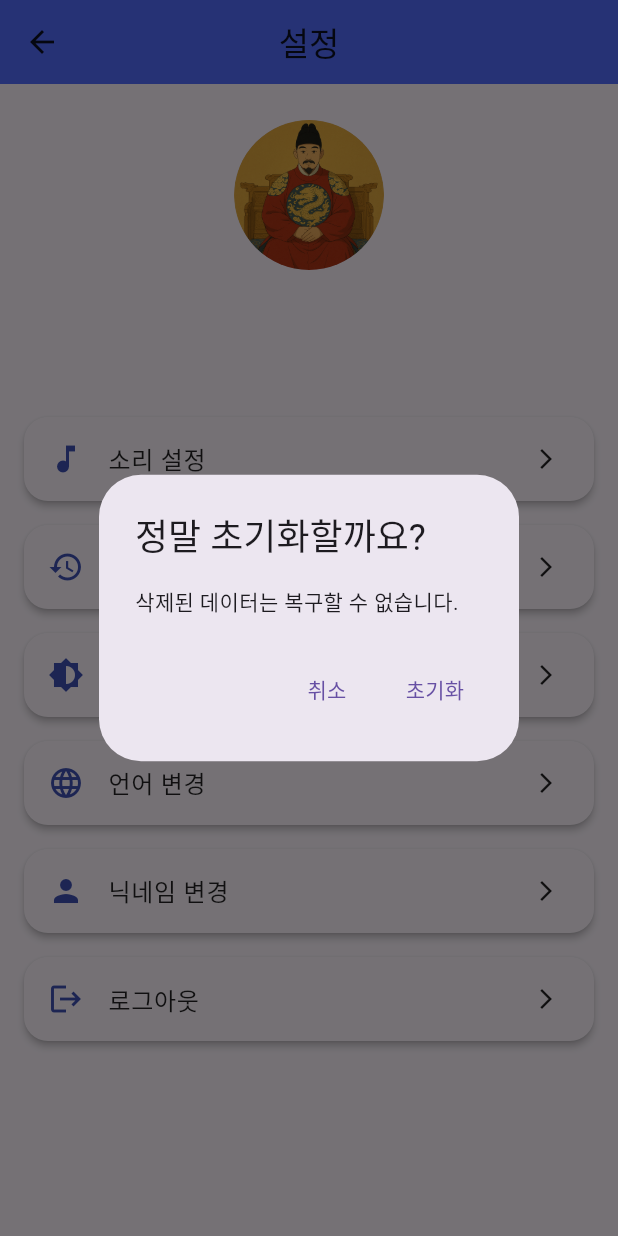
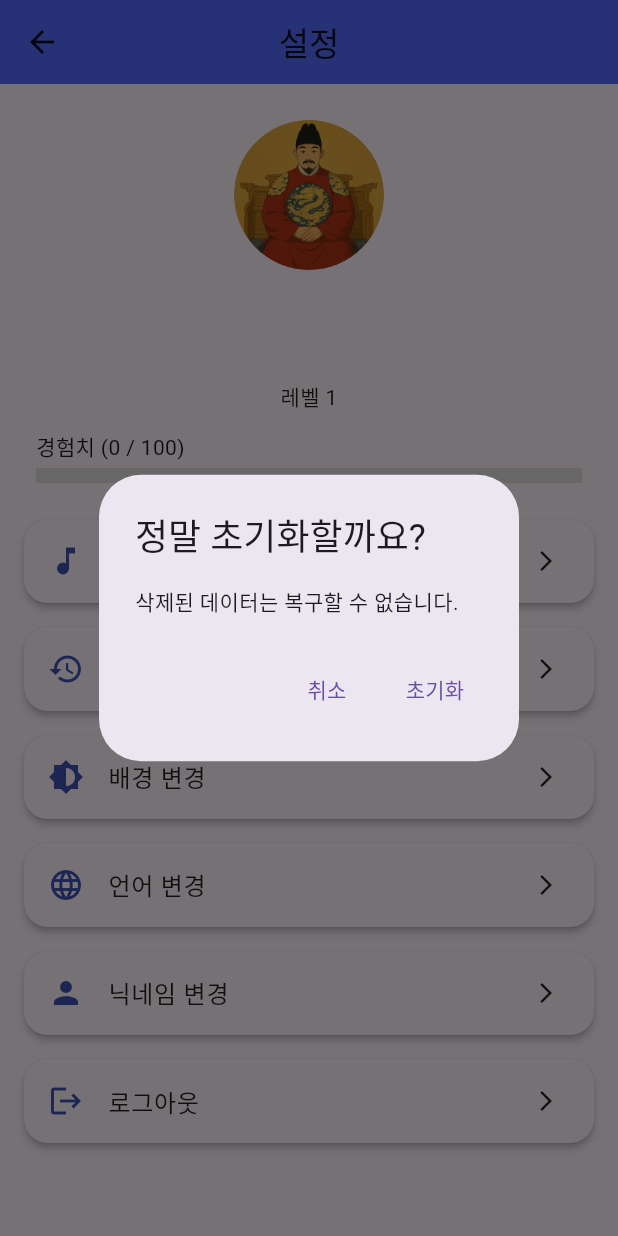
Before and after one commit to PLNumber/Eve, a Flutter app: the OptionPage screen opened directly, after a tap on "기록 초기화", on a phone screen of 412 x 824 dp. Run offline on Flutter 3.47's test engine with Material 3 defaults, Android fonts, the phone set to English and light mode, and no system bars; our stand-ins replace audioplayers, cloud_firestore, firebase_auth, firebase_core, flutter_dotenv, google_sign_in and 1 more; accounts and stored records are empty.

Commit message:
레벨 넣음

```diff
--- a/lib/services/quiz_service.dart
+++ b/lib/services/quiz_service.dart
@@ -71,13 +71,13 @@ class QuizService {
         final incorrectList = List<String>.from(userDoc.data()?['incorrectWords'] ?? []);
         final wasIncorrect = incorrectList.contains(question.answer);
 
-        // ✅ 항상 시도 횟수는 증가
         await _repository.incrementTotalSolved(uid);
 
-        // ✅ 오답을 낸 적 없는 경우에만 정답률 반영
         if (!wasIncorrect) {
           await _repository.incrementCorrectSolved(uid);
         }
+
+        await _repository.updateStatsOnCorrect(uid, question.answer, question.difficulty); // ✅ 난이도 전달
       }
       return AnswerResult(isCorrect: true);
     }
--- a/lib/views/pages/option_page.dart
+++ b/lib/views/pages/option_page.dart
@@ -1,5 +1,4 @@
-// lib/views/pages/option_page.dart
-
+// ✅ option_page.dart: 사용자 경험치 진행 바 + 레벨업 메시지 표시
 import 'package:flutter/material.dart';
 import 'package:firebase_auth/firebase_auth.dart';
 import 'package:cloud_firestore/cloud_firestore.dart';
@@ -17,6 +16,9 @@ class OptionPage extends StatefulWidget {
 class _OptionPageState extends State<OptionPage> {
   String _nickname = "";
   String _email = "";
+  int _level = 1;
+  int _exp = 0;
+  final int _maxExp = 100;
 
   @override
   void initState() {
@@ -29,11 +31,23 @@ class _OptionPageState extends State<OptionPage> {
     if (user == null) return;
 
     final doc = await FirebaseFirestore.instance.collection("users").doc(user.uid).get();
+    final data = doc.data() ?? {};
 
     setState(() {
-      _nickname = doc.data()?['nickname'] ?? "닉네임 없음";
+      _nickname = data['nickname'] ?? "닉네임 없음";
       _email = user.email ?? "이메일 없음";
+      _level = data['level'] ?? 1;
+      _exp = data['experience'] ?? 0;
     });
+
+    // ✅ 레벨업 안내
+    if (mounted && data['level'] != null && data['level'] > _level) {
+      WidgetsBinding.instance.addPostFrameCallback((_) {
+        ScaffoldMessenger.of(context).showSnackBar(
+          const SnackBar(content: Text("레벨업! 축하합니다.")),
+        );
+      });
+    }
   }
 
   @override
@@ -58,13 +72,14 @@ class _OptionPageState extends State<OptionPage> {
         children: [
           const SizedBox(height: 24),
           _buildProfileSection(textColor, subTextColor!),
-          const SizedBox(height: 24),
+          const SizedBox(height: 12),
+          _buildExpBar(),
+          const SizedBox(height: 16),
           Expanded(
             child: ListView(
               padding: const EdgeInsets.symmetric(horizontal: 16),
               children: [
                 _buildOptionCard(Icons.music_note, local.sound, () => SoundDialog.show(context), textColor),
-
                 _buildOptionCard(Icons.restore, local.reset_history, () async {
                   final confirm = await showDialog<bool>(
                     context: context,
@@ -83,9 +98,9 @@ class _OptionPageState extends State<OptionPage> {
                     ScaffoldMessenger.of(context).showSnackBar(
                       const SnackBar(content: Text('기록이 초기화되었습니다.')),
                     );
+                    _loadUserInfo(); // ✅ 초기화 후 정보 재로딩
                   }
                 }, textColor),
-
                 _buildOptionCard(Icons.brightness_6, local.change_background,
                         () => BackgroundDialog.show(context), textColor),
                 _buildOptionCard(Icons.language, local.change_language,
@@ -121,11 +136,29 @@ class _OptionPageState extends State<OptionPage> {
           style: TextStyle(fontSize: 20, fontWeight: FontWeight.bold, color: textColor),
         ),
         const SizedBox(height: 4),
-        Text(
-          _email,
-          style: TextStyle(color: subTextColor),
-        ),
+        Text(_email, style: TextStyle(color: subTextColor)),
+        const SizedBox(height: 8),
+        Text("레벨 $_level", style: TextStyle(fontSize: 14, color: textColor)),
       ],
+    );
+  }
+
+  Widget _buildExpBar() {
+    return Padding(
+      padding: const EdgeInsets.symmetric(horizontal: 24),
+      child: Column(
+        crossAxisAlignment: CrossAxisAlignment.start,
+        children: [
+          Text("경험치 ($_exp / $_maxExp)", style: const TextStyle(fontSize: 14)),
+          const SizedBox(height: 4),
+          LinearProgressIndicator(
+            value: _exp / _maxExp,
+            minHeight: 10,
+            backgroundColor: Colors.grey.shade300,
+            valueColor: AlwaysStoppedAnimation<Color>(Colors.indigoAccent),
+          ),
+        ],
+      ),
     );
   }
 
@@ -143,10 +176,4 @@ class _OptionPageState extends State<OptionPage> {
       ),
     );
   }
-
-  void _showSimpleSnack(BuildContext context, String message) {
-    ScaffoldMessenger.of(context).showSnackBar(
-      SnackBar(content: Text(message), duration: const Duration(seconds: 1)),
-    );
-  }
 }
```
Also changed, not shown: lib/repository/quiz_repository.dart (+39 -14 lines).
